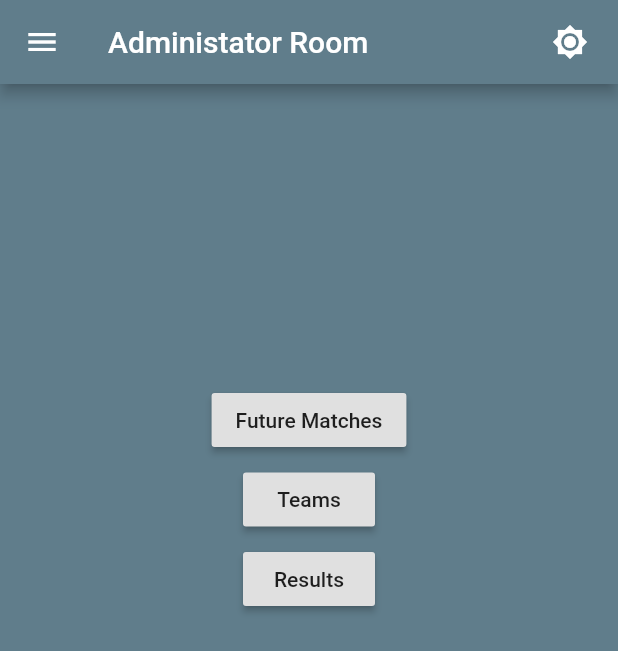
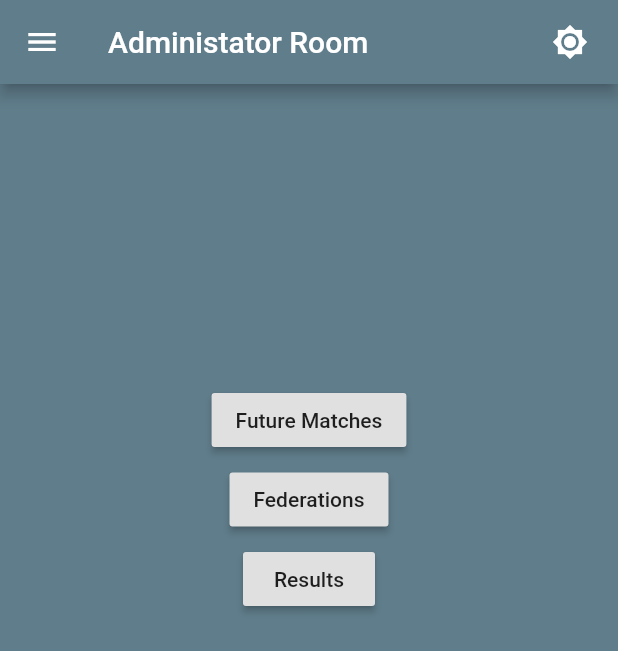
Before and after one commit to Anonymous747/football_manager, a Flutter app: the screen it shows after launch, on a phone screen of 412 x 824 dp. Shown: the top 651 px of the screen. Run offline on Flutter 3.47's test engine with Material 2 defaults, Android fonts, the phone set to English and light mode, and no system bars; our stand-ins replace bloc, equatable, flutter_bloc.

Commit message:
Federations

```diff
--- /dev/null
+++ b/lib/bloc/bloc_federations/bloc.dart
@@ -0,0 +1,3 @@
+export 'federations_bloc.dart';
+export 'federations_state.dart';
+export 'federations_event.dart';
--- /dev/null
+++ b/lib/bloc/bloc_federations/federations_bloc.dart
@@ -0,0 +1,32 @@
+import 'dart:async';
+
+import 'package:bloc/bloc.dart';
+import 'package:flutter/material.dart';
+import 'package:football_manager/models/federations_model.dart';
+import 'package:football_manager/repositories/matches_repository.dart';
+
+import 'bloc.dart';
+
+class FederationsBloc extends Bloc<FederationsEvent, FederationsState> {
+  MatchRepositoriesImpl repository;
+
+  FederationsBloc({@required this.repository});
+
+  @override
+  FederationsState get initialState => FederationsInitialState();
+
+  @override
+  Stream<FederationsState> mapEventToState(
+    FederationsEvent event,
+  ) async* {
+    if (event is FetchDataEvent) {
+      yield FederationsLoadingState();
+      try {
+        Info data = await repository.getFederations();
+        yield FederationsLoadedState(info: data);
+      } catch (e) {
+        yield FederationsErrorState(message: "$e");
+      }
+    }
+  }
+}
--- /dev/null
+++ b/lib/bloc/bloc_federations/federations_event.dart
@@ -0,0 +1,9 @@
+
+import 'package:equatable/equatable.dart';
+
+abstract class FederationsEvent extends Equatable {}
+
+class FetchDataEvent extends FederationsEvent {
+  @override
+  List<Object> get props => [];
+}
--- /dev/null
+++ b/lib/bloc/bloc_federations/federations_state.dart
@@ -0,0 +1,33 @@
+import 'package:equatable/equatable.dart';
+import 'package:flutter/material.dart';
+import 'package:football_manager/models/federations_model.dart';
+
+abstract class FederationsState extends Equatable {}
+
+class FederationsInitialState extends FederationsState {
+  @override
+  List<Object> get props => [];
+}
+
+class FederationsLoadingState extends FederationsState {
+  @override
+  List<Object> get props => [];
+}
+
+class FederationsLoadedState extends FederationsState {
+  Info info;
+
+  FederationsLoadedState({@required this.info});
+
+  @override
+  List<Object> get props => [info];
+}
+
+class FederationsErrorState extends FederationsState {
+  String message;
+
+  FederationsErrorState({@required this.message});
+
+  @override
+  List<Object> get props => [message];
+}
--- a/lib/bloc/bloc_future_matches/past_matches_bloc.dart
+++ b/lib/bloc/bloc_future_matches/past_matches_bloc.dart
@@ -9,7 +9,7 @@ import 'bloc.dart';
 
 
 class PastMatchesBloc extends Bloc<PastMatchesEvent, PastMatchesState> {
-  MatchesRepositoriesImpl repository;
+  MatchRepositoriesImpl repository;
 
   PastMatchesBloc({@required this.repository});
 
--- a/lib/main.dart
+++ b/lib/main.dart
@@ -1,6 +1,6 @@
 import 'package:flutter/material.dart';
-import 'package:football_manager/ui/teams.dart';
 
+import 'ui/federation.dart';
 import 'ui/home_page.dart';
 import 'ui/past_matches_page.dart';
 import 'ui/results_page.dart';
@@ -19,7 +19,7 @@ class MyApp extends StatelessWidget {
       routes: {
         '/': (context) => HomePage(),
         '/fm': (context) => PastMatchesPage(),
-        '/t': (context) => TeamsPage(),
+        '/f': (context) => FederationsPage(),
         '/r': (context) => ResultsPage(),
       },
       initialRoute: '/',
--- a/lib/repositories/matches_repository.dart
+++ b/lib/repositories/matches_repository.dart
@@ -1,15 +1,18 @@
 import 'dart:convert';
 
+import 'package:football_manager/models/federations_model.dart';
 import 'package:football_manager/resourses/strings.dart';
 import 'package:http/http.dart' as http;
 
 import 'package:football_manager/models/past_matches_model.dart';
 
-abstract class MatchesRepositories {
+abstract class MatchRepositories {
   Future<Data> getPastMatches();
+  Future<Info> getFederations();
+
 }
 
-class MatchesRepositoriesImpl implements MatchesRepositories {
+class MatchRepositoriesImpl implements MatchRepositories {
   @override
   Future<Data> getPastMatches() async {
     var response = await http.get(PAST_MATCHES);
@@ -22,4 +25,16 @@ class MatchesRepositoriesImpl implements MatchesRepositories {
     }
   }
 
+  @override
+  Future<Info> getFederations() async {
+    var response = await http.get(FEDERATIONS);
+    if (response.statusCode == 200) {
+      var data = json.decode(response.body);
+      Info finalData = FederationsModel.fromJson(data).info;
+      return finalData;
+    } else {
+      throw Exception();
+    }
+  }
+
 }
--- a/lib/resourses/constants.dart
+++ b/lib/resourses/constants.dart
@@ -1,3 +1,3 @@
 const String PAGE1 = "Future Matches";
-const String PAGE2 = "Teams";
+const String PAGE2 = "Federations";
 const String PAGE3 = "Results";
--- a/lib/resourses/strings.dart
+++ b/lib/resourses/strings.dart
@@ -1,4 +1,6 @@
 const String PAST_MATCHES = "https://livescore-api.com/api-client/scores/history.json?key=$KEY&secret=$SECRET";
+
+const String FEDERATIONS = "https://livescore-api.com/api-client/federations/list.json?key=$KEY&secret=$SECRET";
 
 const String KEY = "vhHPzf5zzKd7W9xX";
 const String SECRET = "NkGvE7EHzPCw0dxvvfk4uqE3aRb71J4P";
--- a/lib/ui/past_matches_page.dart
+++ b/lib/ui/past_matches_page.dart
@@ -2,10 +2,10 @@ import 'package:flutter/material.dart';
 import 'package:flutter_bloc/flutter_bloc.dart';
 import 'package:football_manager/bloc/bloc_future_matches/bloc.dart';
 import 'package:football_manager/models/past_matches_model.dart';
+import 'package:football_manager/resourses/constants.dart';
 
 import 'package:http/http.dart' as http;
 
-import 'item_detail_page.dart';
 
 class PastMatchesPage extends StatefulWidget {
   @override
@@ -26,7 +26,7 @@ PastMatchesBloc pastMatchesBloc;
   @override
   Widget build(BuildContext context) {
     return Scaffold(
-      appBar: AppBar(title: Text("Past Matches"),),
+      appBar: AppBar(title: Text(PAGE1),),
       body: BlocListener<PastMatchesBloc, PastMatchesState>(
         listener: (context, state) {
           if (state is PastMatchesErrorState) {
```
Also changed, not shown: lib/models/federations_model.dart (added, +62 -0 lines), lib/ui/federation.dart (added, +109 -0 lines), lib/ui/home_page.dart (+7 -4 lines), lib/ui/teams.dart (deleted, +0 -15 lines), 5 other files.
